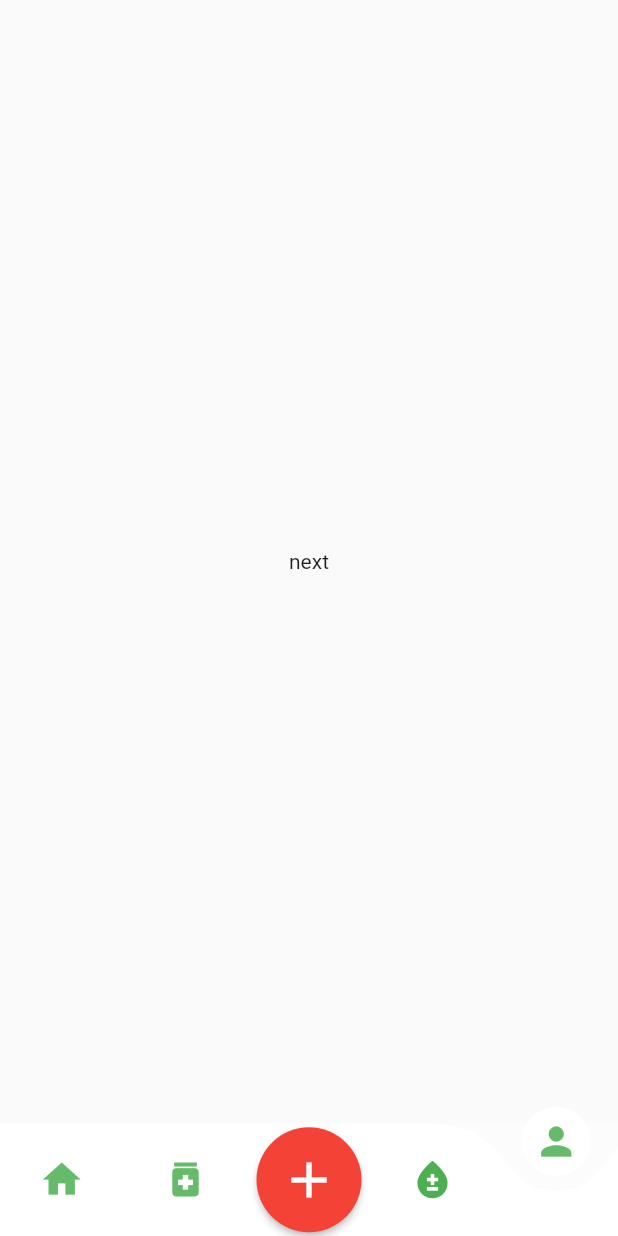
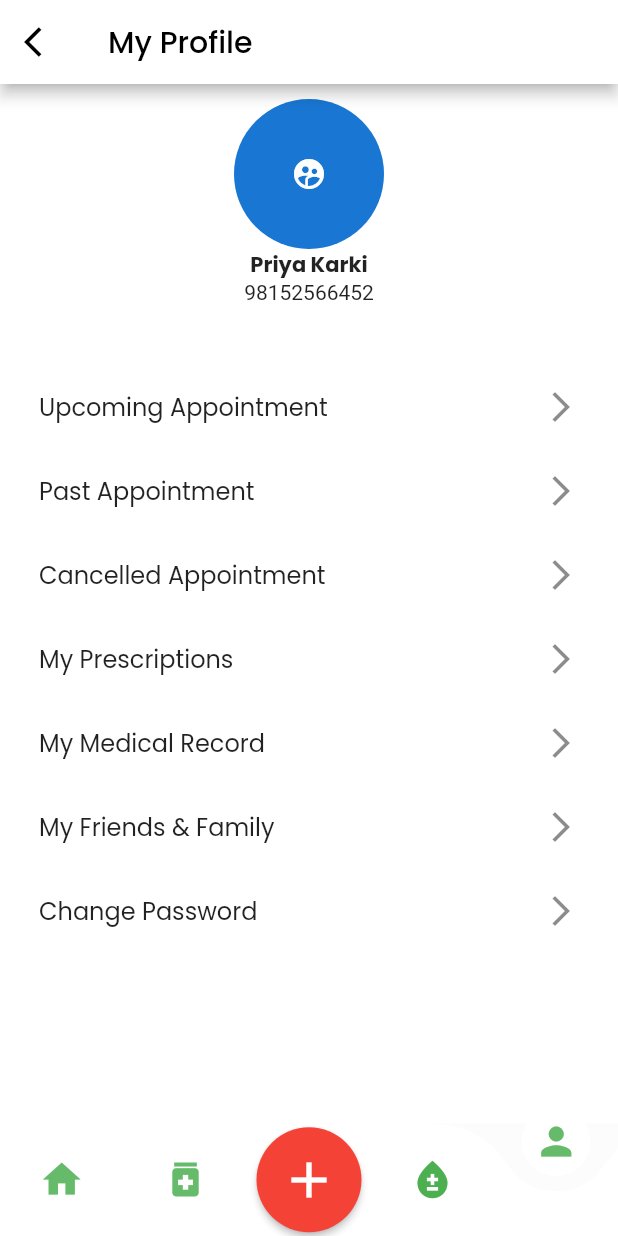
Before and after one commit to sandeepacharya25/Nealth404, a Flutter app: the screen it shows after launch, item 5 of the bottom bar chosen, on a phone screen of 412 x 824 dp. Run offline on Flutter 3.47's test engine with Material 2 defaults, Android fonts, the phone set to English and light mode, and no system bars; drawn by our look-alikes of curved_navigation_bar; our stand-ins replace google_fonts, url_launcher_web.

Commit message:
final Commit

```diff
--- a/lib/main.dart
+++ b/lib/main.dart
@@ -1,8 +1,10 @@
 import 'package:curved_navigation_bar/curved_navigation_bar.dart';
 import 'package:flutter/material.dart';
+import 'package:hackathon/screens/bloodBank.dart';
 import 'package:hackathon/screens/emergency.dart';
 import 'package:hackathon/screens/homepage.dart';
 import 'package:hackathon/screens/pharmacy.dart';
+import 'package:hackathon/screens/profile.dart';
 void main() {
   runApp(MyApp());
 }
@@ -33,8 +35,8 @@ class _NavigationBarState extends State<NavigationBar> {
     HomePage(),
     Pharmacy(),
     Text("data"),
-    Text('next'),
-    Text('next'),
+    BloodBank(),
+    Profile(),
   ];
 
   void _onItemTapped(int index) {
--- a/lib/screens/homepage.dart
+++ b/lib/screens/homepage.dart
@@ -97,7 +97,7 @@ class _HomePageState extends State<HomePage> {
                   height: 50,
                 ),
                 Text(
-                  "Good Morning, Olivia",
+                  "Good Morning, Priya",
                   style: GoogleFonts.poppins(fontWeight: FontWeight.w300),
                 ),
                 SizedBox(
--- /dev/null
+++ b/lib/screens/profile.dart
@@ -0,0 +1,74 @@
+import 'package:flutter/material.dart';
+import 'package:google_fonts/google_fonts.dart';
+import 'package:hackathon/colorComponent.dart';
+
+class Profile extends StatefulWidget {
+  const Profile({ Key? key }) : super(key: key);
+
+  @override
+  _ProfileState createState() => _ProfileState();
+}
+
+class _ProfileState extends State<Profile> {
+  @override
+  Widget build(BuildContext context) {
+    List profile=[
+      'Upcoming Appointment',
+      'Past Appointment',
+      'Cancelled Appointment',
+      'My Prescriptions',
+      'My Medical Record',
+      'My Friends & Family',
+      'Change Password',
+    ];
+    return Scaffold(
+      backgroundColor: primaryColor,
+      appBar: AppBar(
+        title: Text("My Profile",
+        style: GoogleFonts.poppins(
+          color: Colors.black
+        ),
+        ),
+        backgroundColor:primaryColor,
+        leading: IconButton(onPressed: (){
+          Navigator.pop(context);
+        }, icon: Icon(Icons.arrow_back_ios,
+        color: Colors.black,
+        )),
+      ),
+      body: Padding(
+        padding: EdgeInsets.all(10),
+        child: Column(
+          children: [
+            CircleAvatar(
+              child: Icon(Icons.supervised_user_circle_sharp,),
+              radius:50,
+
+            ),
+            Text("Priya Karki",
+            style: GoogleFonts.poppins(
+                fontWeight: FontWeight.bold,
+            ),
+            ),
+            Text("98152566452"),
+            SizedBox(height:40),
+            ListView.builder(
+              itemCount: profile.length,
+              shrinkWrap: true,
+              physics: NeverScrollableScrollPhysics(),
+              itemBuilder: (context,index)=>buildListTile(profile[index])),
+          ],
+        ),
+      ),
+    );
+  }
+  Widget buildListTile(String text){
+    return ListTile
+    (
+      title: Text(text,
+      style: GoogleFonts.poppins(),
+      ),
+      trailing: Icon(Icons.arrow_forward_ios),
+    );
+  }
+}
```
Also changed, not shown: lib/screens/bloodBank.dart (added, +65 -0 lines), 4 other files.
